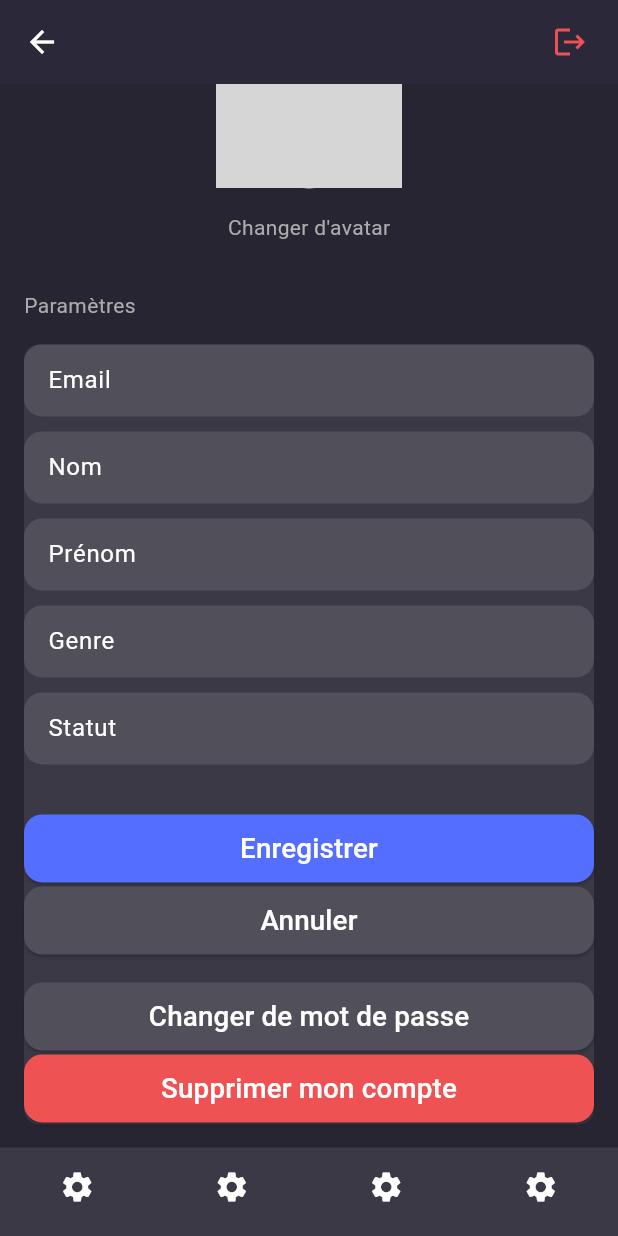
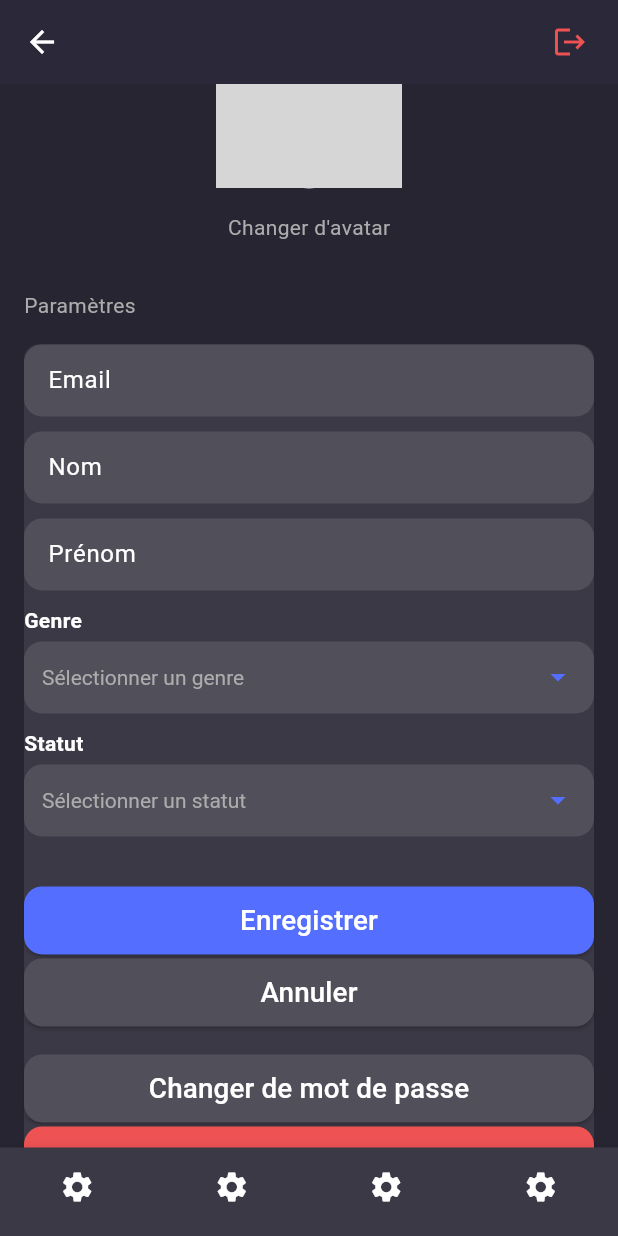
Before and after one commit to Fisa-Tech/The_blue_line, a Flutter app: the ProfileEditPage widget shown alone on an empty page, opened directly, scrolled down 70 dp, on a phone screen of 412 x 824 dp. Run offline on Flutter 3.47's test engine with Material 3 defaults, Android fonts, the phone set to English and light mode, and no system bars; our stand-ins replace flutter_svg, shared_preferences; accounts and stored records are empty; network calls fail; grey boxes are pictures that could not be loaded.

Commit message:
ajout dropdown manque enregistrement modif user

```diff
--- a/lib/Pages/profile_edit.dart
+++ b/lib/Pages/profile_edit.dart
@@ -4,6 +4,7 @@ import 'package:myapp/Components/form_text_field.dart';
 import 'package:myapp/Components/main_frame.dart';
 import 'package:myapp/Theme/app_colors.dart';
 import 'package:myapp/Theme/app_text_styles.dart';
+import 'package:myapp/Components/dropdown_button.dart';
 
 class ProfileEditPage extends StatefulWidget {
   const ProfileEditPage({super.key});
@@ -27,24 +28,25 @@ class _ProfileEditPageState extends State<ProfileEditPage> {
   late TextEditingController emailController;
   late TextEditingController lastnameController;
   late TextEditingController firstnameController;
-  late TextEditingController sexController;
   late TextEditingController statusController;
+
+  // Variables pour DropdownButton
+  String? selectedSex;
+  String? selectedStatus;
 
   @override
   void initState() {
     super.initState();
 
     // Initialisation avec des valeurs par défaut si profilJson est vide ou contient des nulls
-    emailController =
-        TextEditingController(text: profilJson['email'] ?? "");
+    emailController = TextEditingController(text: profilJson['email'] ?? "");
     lastnameController =
         TextEditingController(text: profilJson['lastname'] ?? "");
     firstnameController =
         TextEditingController(text: profilJson['firstname'] ?? "");
-    sexController =
-        TextEditingController(text: profilJson['sex'] ?? "");
-    statusController =
-        TextEditingController(text: profilJson['status'] ?? "");
+    statusController = TextEditingController(text: profilJson['status'] ?? "");
+    selectedSex = profilJson['sex'];
+    selectedStatus = profilJson['status'];
   }
 
   @override
@@ -53,7 +55,6 @@ class _ProfileEditPageState extends State<ProfileEditPage> {
     emailController.dispose();
     lastnameController.dispose();
     firstnameController.dispose();
-    sexController.dispose();
     statusController.dispose();
     super.dispose();
   }
@@ -122,18 +123,45 @@ class _ProfileEditPageState extends State<ProfileEditPage> {
                       label: "Prénom",
                     ),
                     const SizedBox(height: 10),
-                    BLFormTextField(
+                    // Genre Dropdown
+                    BLDropdownButton<String>(
+                      items: [
+                        DropdownMenuItem(value: 'MALE', child: Text('Homme')),
+                        DropdownMenuItem(value: 'FEMALE', child: Text('Femme')),
+                        DropdownMenuItem(value: 'OTHER', child: Text('Autre')),
+                      ],
+                      hintText: "Sélectionner un genre",
+                      value: selectedSex,
+                      onChanged: (value) {
+                        setState(() {
+                          selectedSex = value;
+                        });
+                      },
+                      label: "Genre",
                       color: Colors.white,
-                      controller: sexController,
-                      hintText: "Homme",
-                      label: "Genre",
                     ),
                     const SizedBox(height: 10),
-                    BLFormTextField(
+                    // Statut Dropdown
+                    BLDropdownButton<String>(
+                      items: [
+                        DropdownMenuItem(value: 'LYCEE', child: Text('Lycée')),
+                        DropdownMenuItem(
+                            value: 'COLLEGE', child: Text('Collège')),
+                        DropdownMenuItem(
+                            value: 'ETUDIANT', child: Text('Étudiant')),
+                        DropdownMenuItem(
+                            value: 'PERSONNEL', child: Text('Personnel')),
+                        DropdownMenuItem(value: 'AUTRES', child: Text('Autre')),
+                      ],
+                      hintText: "Sélectionner un statut",
+                      value: selectedStatus,
+                      onChanged: (value) {
+                        setState(() {
+                          selectedStatus = value;
+                        });
+                      },
+                      label: "Statut",
                       color: Colors.white,
-                      controller: statusController,
-                      hintText: "Actif",
-                      label: "Statut",
                     ),
                     const SizedBox(height: 32),
                     BLElevatedButton(
@@ -143,7 +171,7 @@ class _ProfileEditPageState extends State<ProfileEditPage> {
                         print("Email : ${emailController.text}");
                         print("Nom : ${lastnameController.text}");
                         print("Prénom : ${firstnameController.text}");
-                        print("Genre : ${sexController.text}");
+                        print("Genre : ${selectedSex}");
                         print("Statut : ${statusController.text}");
                       },
                       text: "Enregistrer",
```
